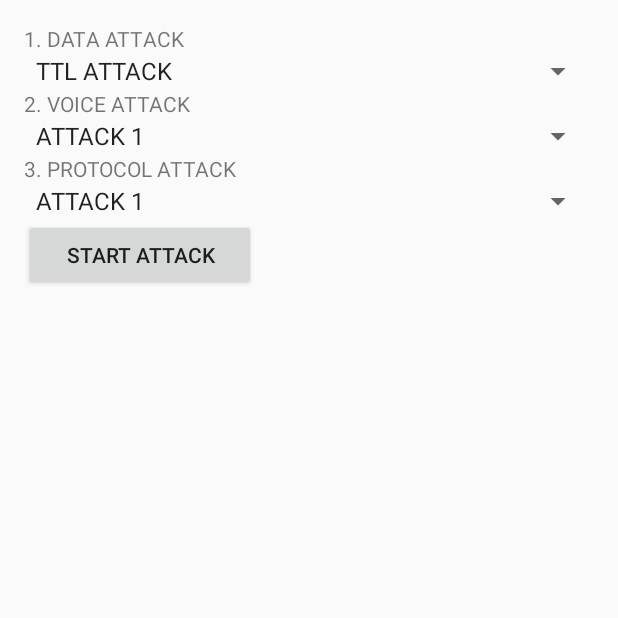
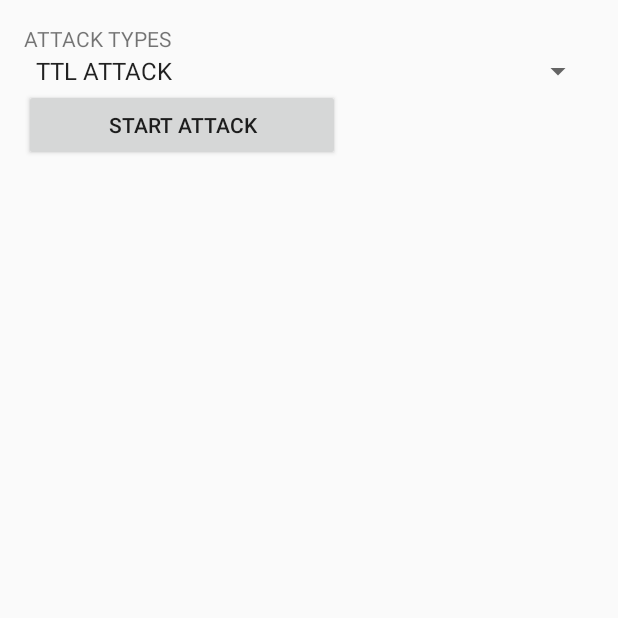
Before and after one commit to ingared8/4G_Cellular_LoopHoles, an Android app: the screen it shows after launch (MainActivity), on a phone screen of 412 x 824 dp, the top half of it. Run offline under Robolectric (Android 15) with nearby library versions, the phone set to English and light mode, and no system bars.

Commit message:
Welcome activity update

```diff
--- a/app/src/main/AndroidManifest.xml
+++ b/app/src/main/AndroidManifest.xml
@@ -51,7 +51,7 @@
 
         <activity
             android:name=".Back3GActivity"
-            android:label="@string/title_activity_ttl"
+            android:label="@string/title_activity_back_3g"
             android:parentActivityName=".MainActivity" >
             <meta-data
                 android:name="android.support.PARENT_ACTIVITY"
--- a/app/src/main/java/edu/osu/cse5469/hackcellular/MainActivity.java
+++ b/app/src/main/java/edu/osu/cse5469/hackcellular/MainActivity.java
@@ -1,62 +1,49 @@
 package edu.osu.cse5469.hackcellular;
 
 import android.app.Activity;
-import android.content.ComponentName;
-import android.content.Context;
 import android.content.Intent;
-import android.content.ServiceConnection;
 import android.os.Bundle;
-import android.os.IBinder;
-import android.support.v7.app.AppCompatActivity;
-import android.util.Log;
 import android.view.Menu;
 import android.view.MenuItem;
-import android.widget.AdapterView;
 import android.widget.ArrayAdapter;
 import android.widget.Button;
 import android.view.View;
-import android.widget.Button;
-import android.widget.EditText;
 import android.widget.Spinner;
-import android.widget.SpinnerAdapter;
 import android.widget.TextView;
-
-import java.util.ArrayList;
-import java.util.List;
 
 
 public class MainActivity extends Activity {
 
-    private DataService dataService;
+//    private DataService dataService;
 
-    private TextView dataattack;
-    private Spinner dataspinner;
-    private TextView voiceattack;
-    private Spinner voicespinner;
+    private TextView attackType;
+    private Spinner attackSpinner;
+//    private TextView voiceattack;
+//    private Spinner voicespinner;
+//
+//    private TextView protocolattack;
+//    private Spinner protocolspinner;
 
-    private TextView protocolattack;
-    private Spinner protocolspinner;
-
-    private Button startattack;
+    private Button startAttack;
 
 
-    private ServiceConnection dataServiceConnection = new ServiceConnection() {
-
-        @Override
-        public void onServiceConnected(ComponentName name, IBinder service) {                       //connect Service
-            dataService = ((DataService.DataServiceIBinder) (service)).getService();
-        }
-
-        @Override
-        public void onServiceDisconnected(ComponentName name) {                 //disconnect Service
-            dataService = null;
-        }
-    };
-
-    private void bindService() {                                                                    //bind service and call onBind() in Service
-        final Intent intent = new Intent(this,DataService.class);
-        bindService(intent, dataServiceConnection, Context.BIND_AUTO_CREATE);                       // bindService
-    }
+//    private ServiceConnection dataServiceConnection = new ServiceConnection() {
+//
+//        @Override
+//        public void onServiceConnected(ComponentName name, IBinder service) {                       //connect Service
+//            dataService = ((DataService.DataServiceIBinder) (service)).getService();
+//        }
+//
+//        @Override
+//        public void onServiceDisconnected(ComponentName name) {                 //disconnect Service
+//            dataService = null;
+//        }
+//    };
+//
+//    private void bindService() {                                                                    //bind service and call onBind() in Service
+//        final Intent intent = new Intent(this,DataService.class);
+//        bindService(intent, dataServiceConnection, Context.BIND_AUTO_CREATE);                       // bindService
+//    }
 
     private Spinner setSpinner (Spinner myspinner,String[] mylist){
         ArrayAdapter<String> myadapter;
@@ -69,19 +56,19 @@ public class MainActivity extends Activity {
     private void buildUI(){
         setContentView(R.layout.activity_welcome);
 
-        startattack = (Button)findViewById(R.id.startattack);
+        startAttack = (Button)findViewById(R.id.startattack);
 
-        dataattack = (TextView)findViewById(R.id.data_attack);
-        dataspinner =(Spinner)findViewById(R.id.data_attack_spinner);
-        setSpinner(dataspinner, this.getResources().getStringArray(R.array.datachoose));
+        attackType = (TextView)findViewById(R.id.attack_hint);
+        attackSpinner =(Spinner)findViewById(R.id.attack_spinner);
+        setSpinner(attackSpinner, this.getResources().getStringArray(R.array.attackChoose));
 
-        voiceattack = (TextView)findViewById(R.id.voice_attack);
-        voicespinner =(Spinner)findViewById(R.id.voice_attack_spinner);
-        setSpinner(voicespinner, this.getResources().getStringArray(R.array.voicechoose));
-
-        protocolattack = (TextView)findViewById(R.id.protocol_attack);
-        protocolspinner =(Spinner)findViewById(R.id.protocol_attack_spinner);
-        setSpinner(protocolspinner, this.getResources().getStringArray(R.array.protocolchoose));
+//        voiceattack = (TextView)findViewById(R.id.voice_attack);
+//        voicespinner =(Spinner)findViewById(R.id.voice_attack_spinner);
+//        setSpinner(voicespinner, this.getResources().getStringArray(R.array.voicechoose));
+//
+//        protocolattack = (TextView)findViewById(R.id.protocol_attack);
+//        protocolspinner =(Spinner)findViewById(R.id.protocol_attack_spinner);
+//        setSpinner(protocolspinner, this.getResources().getStringArray(R.array.protocolchoose));
     }
 
     private void startattack(Button mybutton, final Spinner myspinner){
@@ -93,6 +80,14 @@ public class MainActivity extends Activity {
                         intent.setClass(MainActivity.this, TTLActivity.class);
                         startActivity(intent);
                         break;
+                    case 1:
+                        intent.setClass(MainActivity.this, PingPangActivity.class);
+                        startActivity(intent);
+                        break;
+                    case 2:
+                        intent.setClass(MainActivity.this, Back3GActivity.class);
+                        startActivity(intent);
+                        break;
                 }
             }
         });
@@ -102,15 +97,7 @@ public class MainActivity extends Activity {
     protected void onCreate(Bundle savedInstanceState) {
         super.onCreate(savedInstanceState);
         buildUI();
-        startattack(startattack,dataspinner);
-
-//        dataspinner.setOnItemClickListener(new AdapterView.OnItemClickListener() {
-//            @Override
-//            public void onItemClick(AdapterView<?> parent, View view, int position, long id) {
-//                String chose=MainActivity.this.getResources().getStringArray(R.array.datachoose)[position];
-//            }
-//        });
-
+        startattack(startAttack, attackSpinner);
     }
 
     @Override
--- a/app/src/main/java/edu/osu/cse5469/hackcellular/PingPangActivity.java
+++ b/app/src/main/java/edu/osu/cse5469/hackcellular/PingPangActivity.java
@@ -59,8 +59,8 @@ public class PingPangActivity extends AppCompatActivity {
     }
 
     /****************************** SurfaceView PART *********************************/
+    private SurfaceHolder surfaceHolder;
     private SurfaceView surfaceView;
-    private SurfaceHolder surfaceHolder;
     private Paint textPaint = new Paint();
     private Paint netPaint=new Paint();
     private Paint axisPaint=new Paint();
@@ -205,6 +205,7 @@ public class PingPangActivity extends AppCompatActivity {
     /****************************** Lifecycle PART *********************************/
 
     public void bindUI(){
+        setContentView(R.layout.activity_ping_pang);
         surfaceView = (SurfaceView) findViewById(R.id.surfaceView_PingPang);
         surfaceHolder = surfaceView.getHolder();
         button = (Button) findViewById(R.id.button_PingPang);
--- a/app/src/main/res/layout/activity_ping_pang.xml
+++ b/app/src/main/res/layout/activity_ping_pang.xml
@@ -7,7 +7,7 @@
         android:layout_width="match_parent"
         android:layout_height="match_parent"
         android:layout_alignParentBottom="true"
-        android:id="@+id/scrollView"
+        android:id="@+id/scrollView_PingPang"
         android:fillViewport="true">
 
         <RelativeLayout
--- a/app/src/main/res/layout/activity_welcome.xml
+++ b/app/src/main/res/layout/activity_welcome.xml
@@ -25,8 +25,8 @@
             <TextView
                 android:layout_width="wrap_content"
                 android:layout_height="wrap_content"
-                android:text="@string/data_attack"
-                android:id="@+id/data_attack"
+                android:text="@string/attack_hint"
+                android:id="@+id/attack_hint"
                 android:layout_column="0" />
 
         </TableRow>
@@ -38,130 +38,12 @@
             <Spinner
                 android:layout_width="wrap_content"
                 android:layout_height="wrap_content"
-                android:id="@+id/data_attack_spinner"
+                android:id="@+id/attack_spinner"
                 android:layout_weight="1"
                 android:spinnerMode="dialog" />
+        </TableRow>
 
 
-        </TableRow>
-
-        <TableRow
-            android:layout_width="match_parent"
-            android:layout_height="match_parent">
-
-            <TextView
-                android:layout_width="wrap_content"
-                android:layout_height="wrap_content"
-                android:text="@string/voice_attack"
-                android:id="@+id/voice_attack"
-                android:layout_column="0" />
-
-        </TableRow>
-
-        <TableRow
-            android:layout_width="match_parent"
-            android:layout_height="match_parent">
-
-            <Spinner
-                android:layout_width="wrap_content"
-                android:layout_height="wrap_content"
-                android:id="@+id/voice_attack_spinner"
-                android:layout_weight="1"
-                android:spinnerMode="dialog" />
-
-
-        </TableRow>
-
-        <TableRow
-            android:layout_width="match_parent"
-            android:layout_height="match_parent">
-
-            <TextView
-                android:layout_width="wrap_content"
-                android:layout_height="wrap_content"
-                android:text="@string/protocol_attack"
-                android:id="@+id/protocol_attack"
-                android:layout_column="0" />
-
-        </TableRow>
-
-        <TableRow
-            android:layout_width="match_parent"
-            android:layout_height="match_parent">
-
-            <Spinner
-                android:layout_width="wrap_content"
-                android:layout_height="wrap_content"
-                android:id="@+id/protocol_attack_spinner"
-                android:layout_weight="1"
-                android:spinnerMode="dialog" />
-
-
-        </TableRow>
-
-        <TableRow
-            android:layout_width="match_parent"
-            android:layout_height="match_parent">
-
-        </TableRow>
-
-        <TableRow
-            android:layout_width="match_parent"
-            android:layout_height="match_parent"></TableRow>
-
-        <TableRow
-            android:layout_width="match_parent"
-            android:layout_height="match_parent"></TableRow>
-
-        <TableRow
-            android:layout_width="match_parent"
-            android:layout_height="match_parent"></TableRow>
-
-        <TableRow
-            android:layout_width="match_parent"
-            android:layout_height="match_parent"></TableRow>
-
-        <TableRow
-            android:layout_width="match_parent"
-            android:layout_height="match_parent"></TableRow>
-
-        <TableRow
-            android:layout_width="match_parent"
-            android:layout_height="match_parent"></TableRow>
-
-        <TableRow
-            android:layout_width="match_parent"
-            android:layout_height="match_parent"></TableRow>
-
-        <TableRow
-            android:layout_width="match_parent"
-            android:layout_height="match_parent"></TableRow>
-
-        <TableRow
-            android:layout_width="match_parent"
-            android:layout_height="match_parent"></TableRow>
-
-        <TableRow
-            android:layout_width="match_parent"
-            android:layout_height="match_parent"></TableRow>
-
-        <TableRow
-            android:layout_width="match_parent"
-            android:layout_height="match_parent"></TableRow>
-
-        <TableRow
-            android:layout_width="match_parent"
-            android:layout_height="match_parent">
-
-        </TableRow>
-
-        <TableRow
-            android:layout_width="match_parent"
-            android:layout_height="match_parent"></TableRow>
-
-        <TableRow
-            android:layout_width="match_parent"
-            android:layout_height="match_parent"></TableRow>
 
         <TableRow
             android:layout_width="match_parent"
--- a/app/src/main/res/values/strings.xml
+++ b/app/src/main/res/values/strings.xml
@@ -15,30 +15,33 @@
 
     <string name="action_settings">Settings</string>
     <string name="title_activity_ttl">TTLActivity</string>
+    <string name="title_activity_ping_pang">PingPangActivity</string>
+    <string name="title_activity_back_3g">Back3GActivity</string>
+
     <string name="set_ttl">SET</string>
 
     <string name="PingPangHint">Click button to start a attack</string>
 
-    <string name="data_attack">1. DATA ATTACK</string>
-    <string-array name="datachoose">
+    <string name="attack_hint">ATTACK TYPES</string>
+    <string-array name="attackChoose">
         <item>TTL ATTACK</item>
-        <item>ATTACK 2</item>
+        <item>PING-PANG ATTACK</item>
+        <item>BACK-3G ATTACK</item>
     </string-array>
 
-    <string name="voice_attack">2. VOICE ATTACK</string>
-    <string-array name="voicechoose">
-        <item>ATTACK 1</item>
-        <item>ATTACK 2</item>
-    </string-array>
+    <!--<string name="voice_attack">2. VOICE ATTACK</string>-->
+    <!--<string-array name="voicechoose">-->
+        <!--<item>Ping-Pang ATTACK</item>-->
+        <!--<item>BACK-3G ATTACK</item>-->
+    <!--</string-array>-->
 
-    <string name="protocol_attack">3. PROTOCOL ATTACK</string>
-    <string-array name="protocolchoose">
-        <item>ATTACK 1</item>
-        <item>ATTACK 2</item>
-    </string-array>
+    <!--<string name="protocol_attack">3. PROTOCOL ATTACK</string>-->
+    <!--<string-array name="protocolchoose">-->
+        <!--<item>ATTACK 1</item>-->
+        <!--<item>ATTACK 2</item>-->
+    <!--</string-array>-->
 
     <string name="startattack">START ATTACK</string>
-    <string name="title_activity_ping_pang">PingPangActivity</string>
 
     <string name="hello_world">Hello world!</string>
 
```
Also changed, not shown: 1 other file.
